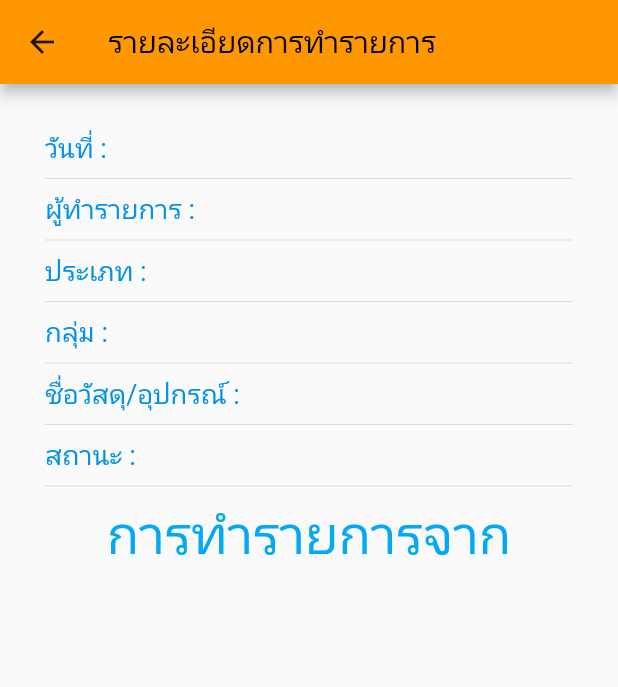
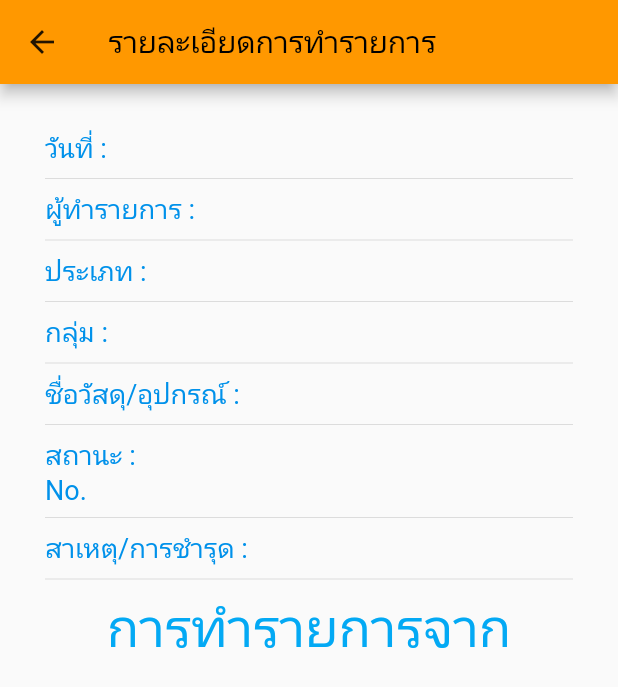
Before and after one commit to boss959595/DBPapp, a Flutter app: the ShowReportDetailCenter screen opened directly with empty values, on a phone screen of 412 x 824 dp. Shown: the top 687 px of the screen. Run offline on Flutter 3.47's test engine with Material 2 defaults, Android fonts, the phone set to English and light mode, and no system bars; our stand-ins replace date_format, shared_preferences; accounts and stored records are empty; network calls fail.

Commit message:
finish 27/11/62

```diff
--- a/lib/models/report_model.dart
+++ b/lib/models/report_model.dart
@@ -9,7 +9,7 @@ class ReportModel {
       unitRe,
       totalRe,
       processRe,
-      statusRe;
+      statusRe,noRe,becauseRe;
 
   ReportModel(
       this.idEe,
@@ -22,7 +22,7 @@ class ReportModel {
       this.unitRe,
       this.totalRe,
       this.processRe,
-      this.statusRe);
+      this.statusRe,this.noRe,this.becauseRe);
 
   ReportModel.formJSON(Map<String, dynamic> map) {
     idEe = map['id_re'];
@@ -36,6 +36,8 @@ class ReportModel {
     totalRe = map['total_re'];
     processRe = map['process_re'];
     statusRe = map['status_re'];
+    noRe = map['no_re'];
+    becauseRe = map['because_re'];
   }
 }
 
--- a/lib/screens/report_detail_center.dart
+++ b/lib/screens/report_detail_center.dart
@@ -114,9 +114,8 @@ class _ShowReportDetailCenterState extends State<ShowReportDetailCenter> {
     );
   }
 
-  Widget placeName() {
-    return Row(
-      mainAxisAlignment: MainAxisAlignment.start,
+  Widget myStatus() {
+    return Row(mainAxisAlignment: MainAxisAlignment.start,
       children: <Widget>[
         Text(
           'สถานะ : ',
@@ -154,6 +153,58 @@ class _ShowReportDetailCenterState extends State<ShowReportDetailCenter> {
             style: TextStyle(fontSize: MyStyle().h2),
           ),
         ),
+      ],
+    );
+  }
+
+  Widget myNo() {
+    return Row(
+      children: <Widget>[
+        Text(
+          'No. ',
+          style: TextStyle(
+              fontSize: MyStyle().h2, color: Colors.lightBlueAccent[700]),
+        ),
+        Flexible(
+          fit: FlexFit.loose,
+          child: Text(
+            '${myReportModel.noRe}',
+            softWrap: false,
+            overflow: TextOverflow.fade,
+            style: TextStyle(fontSize: MyStyle().h2),
+          ),
+        ),
+      ],
+    );
+  }
+
+  Widget myBecause() {
+    return Row(
+      mainAxisAlignment: MainAxisAlignment.start,
+      children: <Widget>[
+        Text(
+          'สาเหตุ/การชำรุด : ',
+          style: TextStyle(
+              fontSize: MyStyle().h2, color: Colors.lightBlueAccent[700]),
+        ),
+        Flexible(
+          fit: FlexFit.loose,
+          child: Text(
+            '${myReportModel.becauseRe}',
+            softWrap: false,
+            overflow: TextOverflow.fade,
+            style: TextStyle(fontSize: MyStyle().h2),
+          ),
+        ),
+      ],
+    );
+  }
+
+  Widget myStatusAndMyNo() {
+    return new Column(mainAxisAlignment: MainAxisAlignment.start,
+      children: <Widget>[
+        myStatus(),
+        myNo(),
       ],
     );
   }
@@ -230,7 +281,12 @@ class _ShowReportDetailCenterState extends State<ShowReportDetailCenter> {
                 Divider(),
                 myName(),
                 Divider(),
-                placeName(),
+                myStatusAndMyNo(),
+                // myStatus(),
+                // Divider(),
+                // myNo(),
+                Divider(),
+                myBecause(),
                 Divider(),
                 myTotal(),
               ],
```
Also changed, not shown: lib/screens/searcth_detail_center.dart (+53 -8 lines), 1 other file.
